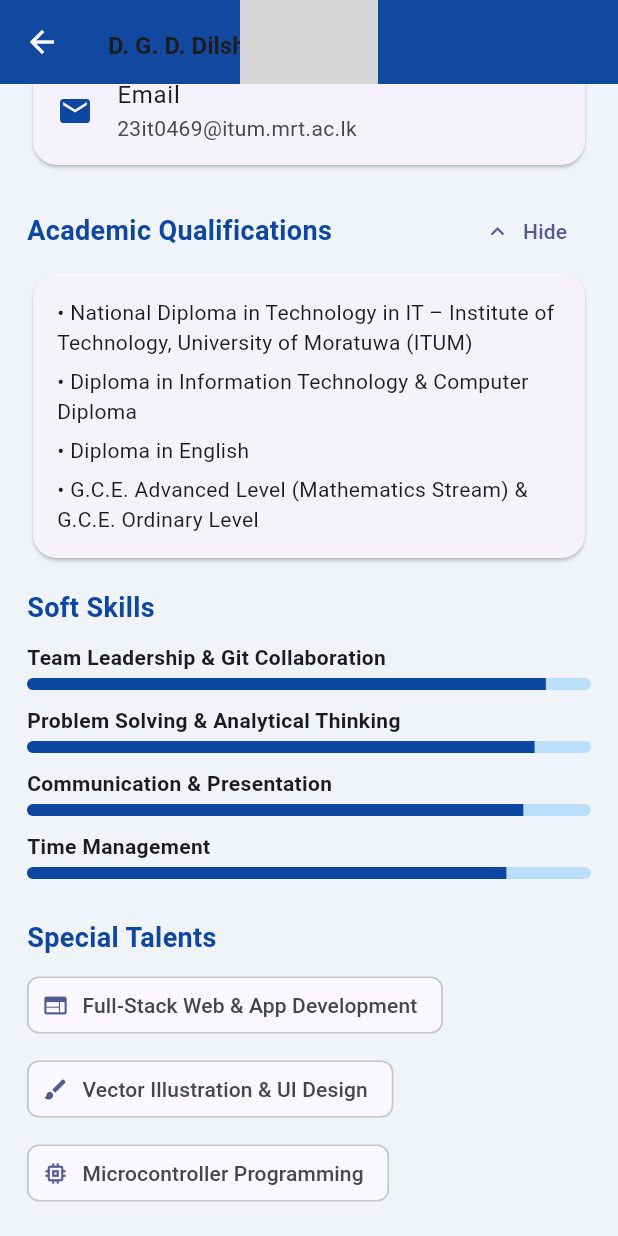
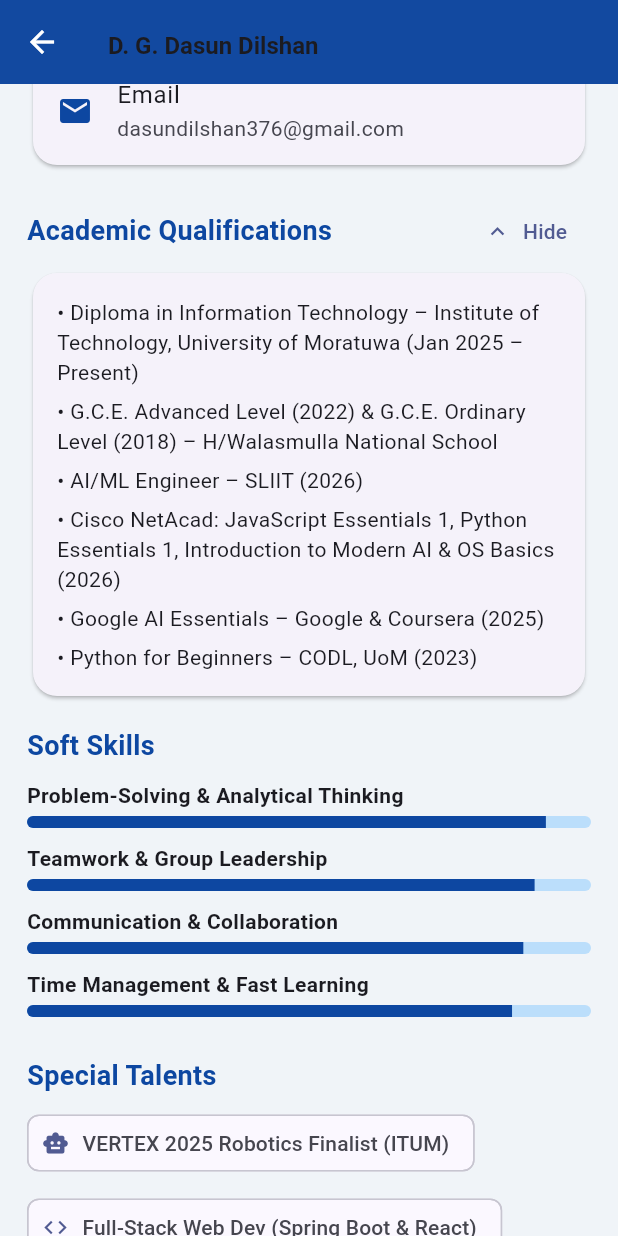
Before and after one commit to dgdasun/itum-mobile-comm-ca02, a Flutter app: the Member0469Screen screen opened directly, scrolled down 350 dp, on a phone screen of 412 x 824 dp. Run offline on Flutter 3.47's test engine with Material 3 defaults, Android fonts, the phone set to English and light mode, and no system bars; our stand-ins replace firebase_auth, firebase_core; accounts and stored records are empty; grey boxes are pictures that could not be loaded.

Commit message:
Add bio details and photo for 23IT0461

```diff
--- a/lib/screens/member_0469_screen.dart
+++ b/lib/screens/member_0469_screen.dart
@@ -10,8 +10,8 @@ class Member0469Screen extends StatefulWidget {
 class _Member0469ScreenState extends State<Member0469Screen> {
   bool _showDetails = true;
 
-
-Widget buildMemberPhoto(String assetPath, IconData fallbackIcon, Color color, double radius) {
+  Widget buildMemberPhoto(
+      String assetPath, IconData fallbackIcon, Color color, double radius) {
     return ClipOval(
       child: Image.asset(
         assetPath,
@@ -22,14 +22,13 @@ Widget buildMemberPhoto(String assetPath, IconData fallbackIcon, Color color, do
           return Container(
             width: radius * 2,
             height: radius * 2,
-          color: color.withOpacity(0.15),
+            color: color.withValues(alpha: 0.15),
             child: Icon(fallbackIcon, size: radius, color: color),
           );
         },
       ),
     );
   }
-
 
   @override
   Widget build(BuildContext context) {
@@ -43,7 +42,7 @@ Widget buildMemberPhoto(String assetPath, IconData fallbackIcon, Color color, do
             backgroundColor: const Color(0xFF0D47A1),
             foregroundColor: Colors.white,
             flexibleSpace: FlexibleSpaceBar(
-              title: const Text('D. G. D. Dilshan',
+              title: const Text('D. G. Dasun Dilshan',
                   style: TextStyle(fontSize: 16, fontWeight: FontWeight.bold)),
               background: Container(
                 decoration: const BoxDecoration(
@@ -56,10 +55,10 @@ Widget buildMemberPhoto(String assetPath, IconData fallbackIcon, Color color, do
                 child: Column(
                   mainAxisAlignment: MainAxisAlignment.center,
                   children: [
-                    buildMemberPhoto('assets/images/23IT0469.jpg',
-                        Icons.code, Colors.white, 46),
+                    buildMemberPhoto('assets/images/23IT0469.jpg', Icons.code,
+                        Colors.white, 46),
                     const SizedBox(height: 8),
-                    const Text('23IT0469 • Full-Stack & Mobile Developer',
+                    const Text('23IT0469 • Software Engineer Intern',
                         style: TextStyle(color: Colors.white70, fontSize: 12)),
                     const SizedBox(height: 24),
                   ],
@@ -79,24 +78,22 @@ Widget buildMemberPhoto(String assetPath, IconData fallbackIcon, Color color, do
                     child: const Column(
                       children: [
                         ListTile(
-                          leading:
-                              Icon(Icons.badge, color: Color(0xFF0D47A1)),
+                          leading: Icon(Icons.badge, color: Color(0xFF0D47A1)),
                           title: Text('Full Name & Reg No'),
-                          subtitle: Text('Mr. D. G. D. Dilshan (23IT0469)'),
-                        ),
-                        Divider(height: 1),
-                        ListTile(
-                          leading: Icon(Icons.location_on,
-                              color: Color(0xFF0D47A1)),
-                          title: Text('Address'),
-                          subtitle: Text('Western Province, Sri Lanka'),
+                          subtitle: Text('D. G. Dasun Dilshan (23IT0469)'),
                         ),
                         Divider(height: 1),
                         ListTile(
                           leading:
-                              Icon(Icons.email, color: Color(0xFF0D47A1)),
+                              Icon(Icons.location_on, color: Color(0xFF0D47A1)),
+                          title: Text('Address'),
+                          subtitle: Text('Pathum Stores, Oluara, Walasmulla'),
+                        ),
+                        Divider(height: 1),
+                        ListTile(
+                          leading: Icon(Icons.email, color: Color(0xFF0D47A1)),
                           title: Text('Email'),
-                          subtitle: Text('23it0469@itum.mrt.ac.lk'),
+                          subtitle: Text('dasundilshan376@gmail.com'),
                         ),
                       ],
                     ),
@@ -130,13 +127,20 @@ Widget buildMemberPhoto(String assetPath, IconData fallbackIcon, Color color, do
                           crossAxisAlignment: CrossAxisAlignment.start,
                           children: [
                             Text(
-                                '• National Diploma in Technology in IT – Institute of Technology, University of Moratuwa (ITUM)'),
+                                '• Diploma in Information Technology – Institute of Technology, University of Moratuwa (Jan 2025 – Present)'),
                             SizedBox(height: 6),
-                            Text('• Diploma in Information Technology & Computer Diploma'),
+                            Text(
+                                '• G.C.E. Advanced Level (2022) & G.C.E. Ordinary Level (2018) – H/Walasmulla National School'),
                             SizedBox(height: 6),
-                            Text('• Diploma in English'),
+                            Text('• AI/ML Engineer – SLIIT (2026)'),
                             SizedBox(height: 6),
-                            Text('• G.C.E. Advanced Level (Mathematics Stream) & G.C.E. Ordinary Level'),
+                            Text(
+                                '• Cisco NetAcad: JavaScript Essentials 1, Python Essentials 1, Introduction to Modern AI & OS Basics (2026)'),
+                            SizedBox(height: 6),
+                            Text(
+                                '• Google AI Essentials – Google & Coursera (2025)'),
+                            SizedBox(height: 6),
+                            Text('• Python for Beginners – CODL, UoM (2023)'),
                           ],
                         ),
                       ),
@@ -148,10 +152,10 @@ Widget buildMemberPhoto(String assetPath, IconData fallbackIcon, Color color, do
                           fontWeight: FontWeight.bold,
                           color: Color(0xFF0D47A1))),
                   const SizedBox(height: 10),
-                  _skillBar('Team Leadership & Git Collaboration', 0.92),
-                  _skillBar('Problem Solving & Analytical Thinking', 0.90),
-                  _skillBar('Communication & Presentation', 0.88),
-                  _skillBar('Time Management', 0.85),
+                  _skillBar('Problem-Solving & Analytical Thinking', 0.92),
+                  _skillBar('Teamwork & Group Leadership', 0.90),
+                  _skillBar('Communication & Collaboration', 0.88),
+                  _skillBar('Time Management & Fast Learning', 0.86),
                   const SizedBox(height: 16),
                   const Text('Special Talents',
                       style: TextStyle(
@@ -159,21 +163,21 @@ Widget buildMemberPhoto(String assetPath, IconData fallbackIcon, Color color, do
                           fontWeight: FontWeight.bold,
                           color: Color(0xFF0D47A1))),
                   const SizedBox(height: 8),
-                  Wrap(
+                  const Wrap(
                     spacing: 8,
                     runSpacing: 8,
-                    children: const [
+                    children: [
                       Chip(
-                        avatar: Icon(Icons.web, size: 18),
-                        label: Text('Full-Stack Web & App Development'),
+                        avatar: Icon(Icons.smart_toy, size: 18),
+                        label: Text('VERTEX 2025 Robotics Finalist (ITUM)'),
                       ),
                       Chip(
-                        avatar: Icon(Icons.brush, size: 18),
-                        label: Text('Vector Illustration & UI Design'),
+                        avatar: Icon(Icons.code, size: 18),
+                        label: Text('Full-Stack Web Dev (Spring Boot & React)'),
                       ),
                       Chip(
-                        avatar: Icon(Icons.memory, size: 18),
-                        label: Text('Microcontroller Programming'),
+                        avatar: Icon(Icons.psychology, size: 18),
+                        label: Text('AI/ML & LLM Integration (Claude API)'),
                       ),
                     ],
                   ),
```
Also changed, not shown: lib/screens/home_screen.dart (+77 -18 lines), assets/images/23IT0469.jpg (added), 1 other file. Lines whose indentation alone changed are shown as unchanged.
